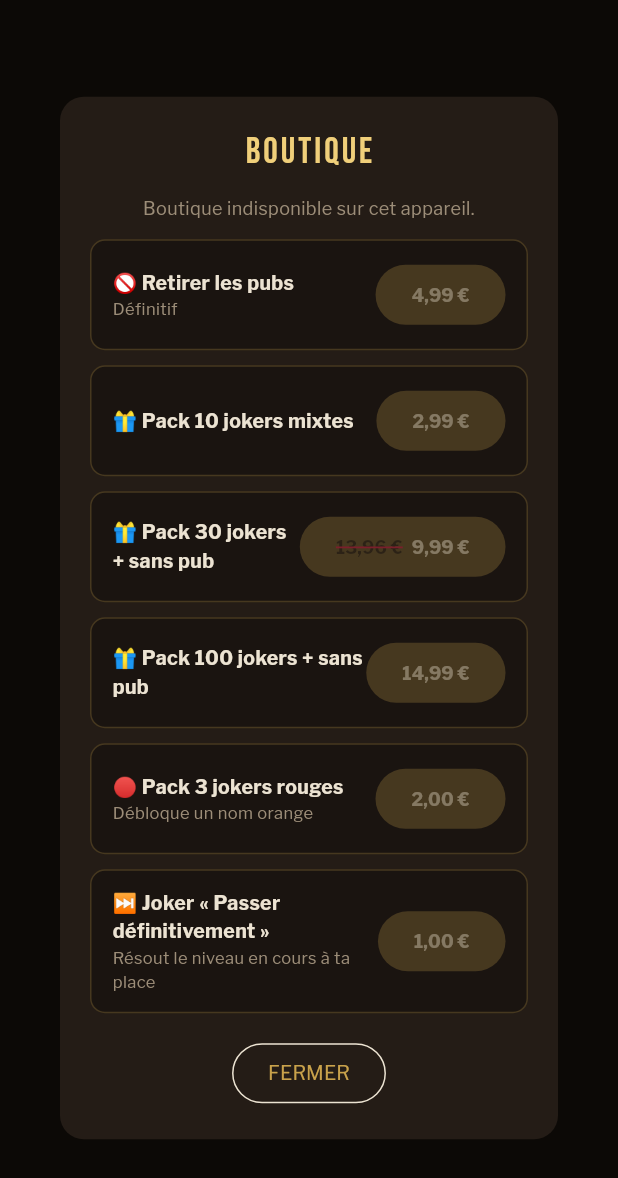
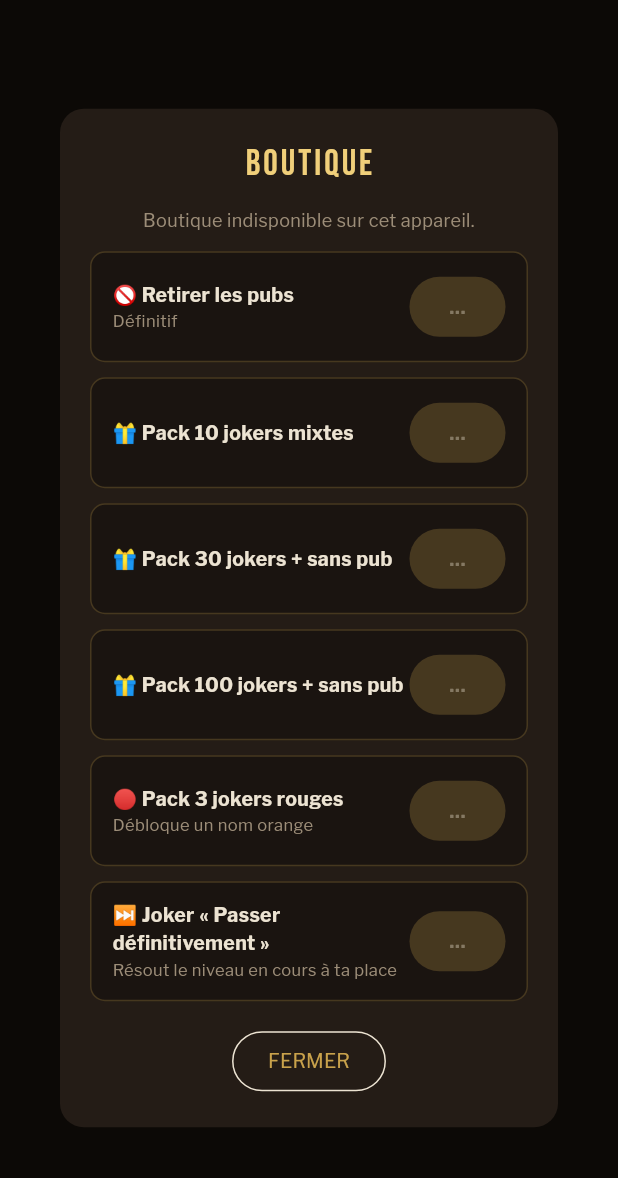
Before and after one commit to lnaappgame/plottwisted, a Flutter app: the ShopScreen widget shown alone on an empty page, opened directly, on a phone screen of 412 x 824 dp. Shown: the top 1178 px of the screen. Run offline on Flutter 3.47's test engine with Material 3 defaults, Android fonts, the phone set to English and light mode, and no system bars; our stand-ins replace audioplayers, cloud_firestore, firebase_analytics, firebase_auth, firebase_core, firebase_crashlytics and 9 more; accounts and stored records are empty.

Commit message:
Show store prices only and brighten the sci-fi home background
Drop hardcoded euro fallback prices ("…" until the store answers) and
compute the pack 30 strike-through price from the store prices, so
foreign players never see euros. Make the home background visible:
brighter stars and grid, faster loop-safe motion, shooting stars.
Bump to 1.0.2+7.

Co-Authored-By: Claude Opus 5.5 <noreply@anthropic.com>

```diff
--- a/lib/models/shop_item.dart
+++ b/lib/models/shop_item.dart
@@ -35,8 +35,9 @@ class ShopItem {
   final String productId; // doit correspondre à l'ID configuré dans Play Console / App Store Connect
   final String label;
   final String? subtitle;
-  final String fallbackPrice; // affiché tant que le prix réel du store n'est pas encore chargé
-  final String? strikethroughPrice; // prix barré affiché à côté, pour un effet promo — purement visuel
+  // Prix barré affiché à côté (effet promo) : somme des prix réels de ces
+  // articles achetés séparément, donc toujours dans la devise du joueur.
+  final List<String> compareAtProductIds;
   final JokerGrant jokers;
   final bool removesAdsForever;
   final int removeAdsForHours; // 0 = pas de retrait temporaire de pub
@@ -49,8 +50,7 @@ class ShopItem {
     required this.productId,
     required this.label,
     this.subtitle,
-    required this.fallbackPrice,
-    this.strikethroughPrice,
+    this.compareAtProductIds = const [],
     this.jokers = const JokerGrant(),
     this.removesAdsForever = false,
     this.removeAdsForHours = 0,
@@ -69,7 +69,6 @@ final List<ShopItem> kShopItems = [
     productId: 'remove_ads',
     label: '🚫 Retirer les pubs',
     subtitle: 'Définitif',
-    fallbackPrice: '4,99 €',
     removesAdsForever: true,
     labelUs: '🚫 Remove ads',
     subtitleUs: 'Permanent',
@@ -77,15 +76,13 @@ final List<ShopItem> kShopItems = [
   ShopItem(
     productId: 'jokers_pack_10',
     label: '🎁 Pack 10 jokers mixtes',
-    fallbackPrice: '2,99 €',
     jokers: JokerGrant.mixed(10),
     labelUs: '🎁 10 mixed jokers pack',
   ),
   ShopItem(
     productId: 'jokers_pack_30_noads',
     label: '🎁 Pack 30 jokers + sans pub',
-    fallbackPrice: '9,99 €',
-    strikethroughPrice: '13,96 €',
+    compareAtProductIds: ['jokers_pack_10', 'jokers_pack_10', 'jokers_pack_10', 'remove_ads'],
     jokers: JokerGrant.mixed(30),
     removesAdsForever: true,
     labelUs: '🎁 30 jokers + no ads pack',
@@ -93,7 +90,6 @@ final List<ShopItem> kShopItems = [
   ShopItem(
     productId: 'jokers_pack_100_noads',
     label: '🎁 Pack 100 jokers + sans pub',
-    fallbackPrice: '14,99 €',
     jokers: JokerGrant.mixed(100),
     removesAdsForever: true,
     labelUs: '🎁 100 jokers + no ads pack',
@@ -102,7 +98,6 @@ final List<ShopItem> kShopItems = [
     productId: 'red_jokers_pack_3',
     label: '🔴 Pack 3 jokers rouges',
     subtitle: 'Débloque un nom orange',
-    fallbackPrice: '2,00 €',
     jokers: JokerGrant(redJoker: 3),
     labelUs: '🔴 3 red jokers pack',
     subtitleUs: 'Unlocks an orange name',
@@ -111,7 +106,6 @@ final List<ShopItem> kShopItems = [
     productId: 'skip_level_joker',
     label: '⏭️ Joker « Passer définitivement »',
     subtitle: 'Résout le niveau en cours à ta place',
-    fallbackPrice: '1,00 €',
     jokers: JokerGrant(skip: 1),
     labelUs: '⏭️ "Skip for good" joker',
     subtitleUs: 'Solves the current level for you',
--- a/lib/screens/shop_screen.dart
+++ b/lib/screens/shop_screen.dart
@@ -39,6 +39,7 @@ class ShopScreen extends StatelessWidget {
                 child: Column(
                   children: kShopItems.map((item) {
                     final purchasable = purchase.available && purchase.products.containsKey(item.productId);
+                    final compareAtPrice = purchase.compareAtPriceFor(item, settings.locale);
                     return Container(
                       margin: const EdgeInsets.only(bottom: 10),
                       padding: const EdgeInsets.symmetric(horizontal: 14, vertical: 12),
@@ -69,7 +70,7 @@ class ShopScreen extends StatelessWidget {
                               foregroundColor: const Color(0xFF1A1410),
                               disabledBackgroundColor: AppColors.gold.withOpacity(0.25),
                             ),
-                            child: item.strikethroughPrice == null
+                            child: compareAtPrice == null
                                 ? Text(purchase.priceFor(item),
                                     style: AppTextStyles.body(size: 12, weight: FontWeight.w700))
                                 : Row(
@@ -77,7 +78,7 @@ class ShopScreen extends StatelessWidget {
                                     crossAxisAlignment: CrossAxisAlignment.center,
                                     children: [
                                       Text(
-                                        item.strikethroughPrice!,
+                                        compareAtPrice,
                                         style: AppTextStyles.body(size: 12, weight: FontWeight.w700).copyWith(
                                           decoration: TextDecoration.lineThrough,
                                           decorationThickness: 2,
--- a/lib/services/purchase_service.dart
+++ b/lib/services/purchase_service.dart
@@ -1,6 +1,7 @@
 import 'dart:async';
 import 'package:flutter/foundation.dart' show kIsWeb;
 import 'package:in_app_purchase/in_app_purchase.dart';
+import 'package:intl/intl.dart';
 import 'package:shared_preferences/shared_preferences.dart';
 import '../models/shop_item.dart';
 
@@ -15,7 +16,8 @@ import '../models/shop_item.dart';
 /// [ShopItem.removesAdsForever], [ShopItem.removeAdsForHours]) est appliquée
 /// via [onPurchaseComplete] — voir le branchement dans shop_screen.dart.
 class PurchaseService {
-  final InAppPurchase _iap = InAppPurchase.instance;
+  // Accès différé : créer le service ne doit pas encore contacter le store.
+  InAppPurchase get _iap => InAppPurchase.instance;
   StreamSubscription<List<PurchaseDetails>>? _subscription;
 
   bool available = false;
@@ -59,7 +61,21 @@ class PurchaseService {
     _subscription?.cancel();
   }
 
-  String priceFor(ShopItem item) => products[item.productId]?.price ?? item.fallbackPrice;
+  // Prix renvoyé par le store, déjà dans la devise du joueur ; jamais de prix
+  // codé en dur (un joueur américain ne doit pas voir d'euros).
+  String priceFor(ShopItem item) => products[item.productId]?.price ?? '…';
+
+  /// Prix barré de [item] : somme des articles équivalents achetés
+  /// séparément, null si l'un d'eux n'est pas chargé ou si les devises diffèrent.
+  String? compareAtPriceFor(ShopItem item, String locale) {
+    if (item.compareAtProductIds.isEmpty || !products.containsKey(item.productId)) return null;
+    final parts = [for (final id in item.compareAtProductIds) products[id]];
+    if (parts.any((p) => p == null)) return null;
+    final currency = parts.first!.currencyCode;
+    if (parts.any((p) => p!.currencyCode != currency)) return null;
+    final total = parts.fold<double>(0, (sum, p) => sum + p!.rawPrice);
+    return NumberFormat.simpleCurrency(locale: locale, name: currency).format(total);
+  }
 
   Future<void> buy(ShopItem item) async {
     final product = products[item.productId];
@@ -80,7 +96,10 @@ class PurchaseService {
         if (!dejaTraite) {
           ShopItem? item;
           for (final candidate in kShopItems) {
-            if (candidate.productId == purchase.productID) { item = candidate; break; }
+            if (candidate.productId == purchase.productID) {
+              item = candidate;
+              break;
+            }
           }
           if (item != null) onPurchaseComplete?.call(item);
           if (purchaseId != null) {
--- a/lib/widgets/scifi_background.dart
+++ b/lib/widgets/scifi_background.dart
@@ -71,24 +71,53 @@ class _SciFiPainter extends CustomPainter {
     _paintHorizonGrid(canvas, size, t);
     _paintRings(canvas, size, t);
     _paintStars(canvas, size, t);
+    _paintShootingStars(canvas, size, t);
   }
 
+  // Toutes les vitesses sont des nombres entiers de tours/traversées par
+  // cycle de 60 s : la boucle de l'animation repart ainsi sans saut visible.
   void _paintStars(Canvas canvas, Size size, double t) {
     final paint = Paint();
     for (final s in stars) {
-      // Dérive lente vers le bas, plus rapide pour les étoiles "proches".
-      final y = ((s.y + t * 0.35 * s.depth) % 1.0) * size.height;
+      // Dérive vers le bas, plus rapide pour les étoiles "proches".
+      final crossings = s.depth > 0.75 ? 4 : (s.depth > 0.5 ? 3 : 2);
+      final y = ((s.y + t * crossings) % 1.0) * size.height;
       final x = s.x * size.width;
-      final twinkle = 0.5 + 0.5 * sin(t * 2 * pi * 12 * s.depth + s.phase);
-      paint.color = AppColors.goldBright.withOpacity(0.08 + 0.32 * s.depth * twinkle);
-      canvas.drawCircle(Offset(x, y), 0.6 + 1.1 * s.depth, paint);
+      final twinkle = 0.5 + 0.5 * sin(t * 2 * pi * (8 + crossings * 4) + s.phase);
+      paint.color = AppColors.goldBright.withOpacity(0.18 + 0.55 * s.depth * twinkle);
+      canvas.drawCircle(Offset(x, y), 0.9 + 1.5 * s.depth, paint);
+    }
+  }
+
+  // Une étoile filante toutes les 10 s environ, qui traverse le haut de
+  // l'écran en diagonale en un peu plus d'une seconde.
+  void _paintShootingStars(Canvas canvas, Size size, double t) {
+    const count = 6;
+    const durationShare = 1.2 / 60;
+    for (var i = 0; i < count; i++) {
+      final start = (i + 0.35 * ((i * 7) % 3)) / count;
+      final p = (t - start) / durationShare;
+      if (p < 0 || p > 1) continue;
+      final from = Offset(size.width * (0.15 + 0.12 * (i % 4)), size.height * (0.05 + 0.07 * (i % 3)));
+      final dir = Offset(size.width * 0.55, size.height * 0.22);
+      final head = from + dir * p;
+      final tail = from + dir * max(0.0, p - 0.25);
+      final fade = sin(p * pi);
+      final paint = Paint()
+        ..strokeWidth = 1.6
+        ..strokeCap = StrokeCap.round
+        ..shader = LinearGradient(colors: [
+          AppColors.goldBright.withOpacity(0),
+          AppColors.goldBright.withOpacity(0.85 * fade),
+        ]).createShader(Rect.fromPoints(tail, head));
+      canvas.drawLine(tail, head, paint);
     }
   }
 
   void _paintRings(Canvas canvas, Size size, double t) {
     final center = Offset(size.width / 2, size.height * 0.36);
     final base = min(size.width, size.height);
-    const rings = [(0.30, 1.0, 0.10), (0.42, -0.6, 0.07), (0.55, 0.35, 0.05)];
+    const rings = [(0.30, 2, 0.22), (0.42, -1, 0.16), (0.55, 1, 0.11)];
     for (final (radiusFactor, speed, opacity) in rings) {
       final radius = base * radiusFactor;
       final paint = Paint()
@@ -104,11 +133,11 @@ class _SciFiPainter extends CustomPainter {
         canvas.drawArc(Rect.fromCircle(center: center, radius: radius), start, 2 * pi / dashes * 0.7, false, paint);
       }
       // Petit satellite lumineux en orbite.
-      final angle = rotation * 1.5;
+      final angle = rotation * 2;
       canvas.drawCircle(
         center + Offset(cos(angle), sin(angle)) * radius,
-        2,
-        Paint()..color = AppColors.goldBright.withOpacity(opacity * 3),
+        2.5,
+        Paint()..color = AppColors.goldBright.withOpacity(min(1.0, opacity * 3.5)),
       );
     }
   }
@@ -117,7 +146,7 @@ class _SciFiPainter extends CustomPainter {
     final horizon = size.height * 0.62;
     final paint = Paint()
       ..strokeWidth = 1
-      ..color = AppColors.gold.withOpacity(0.06);
+      ..color = AppColors.gold.withOpacity(0.10);
     // Lignes de fuite.
     final vanishing = Offset(size.width / 2, horizon);
     for (var i = -8; i <= 8; i++) {
@@ -128,7 +157,7 @@ class _SciFiPainter extends CustomPainter {
     for (var i = 0; i < lines; i++) {
       final p = ((i + (t * 30) % 1.0) / lines);
       final y = horizon + (size.height - horizon) * p * p;
-      paint.color = AppColors.gold.withOpacity(0.02 + 0.08 * p);
+      paint.color = AppColors.gold.withOpacity(0.04 + 0.16 * p);
       canvas.drawLine(Offset(0, y), Offset(size.width, y), paint);
     }
   }
--- a/pubspec.yaml
+++ b/pubspec.yaml
@@ -1,7 +1,7 @@
 name: cine_devinette
 description: "Plot Twist(ed) — devine le film derrière le pitch détourné."
 publish_to: 'none'
-version: 1.0.2+6
+version: 1.0.2+7
 
 environment:
   sdk: '>=3.3.0 <4.0.0'
```
Also changed, not shown: 1 other file.
